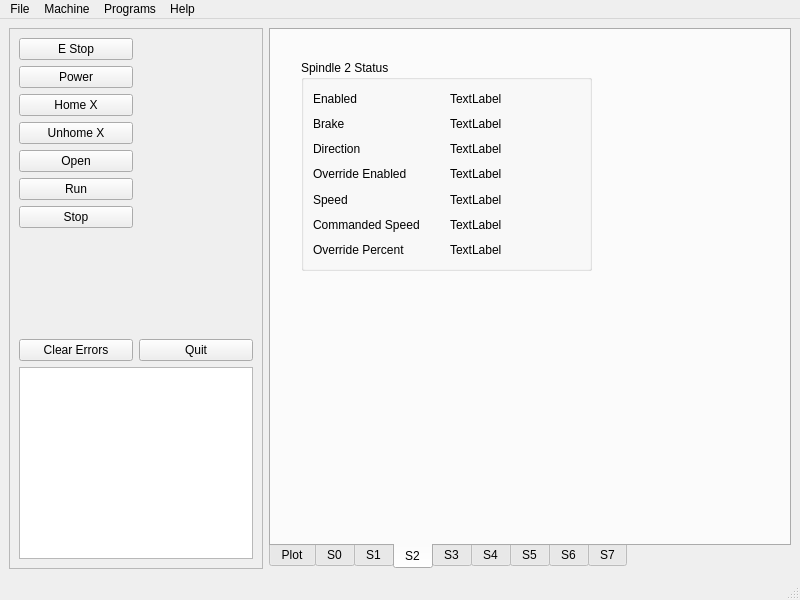
jethornton/flexgui, file examples/spindles_8/spindles_8.ui: the form before one commit.
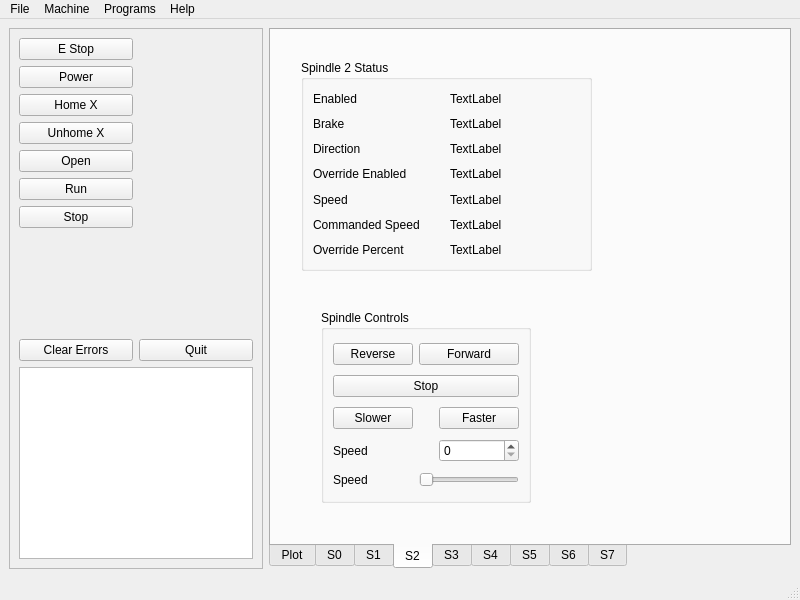
The form after the commit. The open tabs and pages were chosen to show the change.

Diff of the .ui file:
```diff
--- a/examples/spindles_8/spindles_8.ui
+++ b/examples/spindles_8/spindles_8.ui
@@ -638,6 +638,80 @@
          </item>
         </layout>
        </widget>
+       <widget class="QGroupBox" name="groupBox_11">
+        <property name="geometry">
+         <rect>
+          <x>50</x>
+          <y>280</y>
+          <width>210</width>
+          <height>193</height>
+         </rect>
+        </property>
+        <property name="title">
+         <string>Spindle Controls</string>
+        </property>
+        <layout class="QGridLayout" name="gridLayout_12">
+         <item row="0" column="0">
+          <widget class="QPushButton" name="spindle_rev_2_pb">
+           <property name="text">
+            <string>Reverse</string>
+           </property>
+          </widget>
+         </item>
+         <item row="0" column="1" colspan="2">
+          <widget class="QPushButton" name="spindle_fwd_2_pb">
+           <property name="text">
+            <string>Forward</string>
+           </property>
+          </widget>
+         </item>
+         <item row="1" column="0" colspan="3">
+          <widget class="QPushButton" name="spindle_stop_2_pb">
+           <property name="text">
+            <string>Stop</string>
+           </property>
+          </widget>
+         </item>
+         <item row="2" column="0">
+          <widget class="QPushButton" name="spindle_minus_2_pb">
+           <property name="text">
+            <string>Slower</string>
+           </property>
+          </widget>
+         </item>
+         <item row="2" column="2">
+          <widget class="QPushButton" name="spindle_plus_2_pb">
+           <property name="text">
+            <string>Faster</string>
+           </property>
+          </widget>
+         </item>
+         <item row="3" column="2">
+          <widget class="QSpinBox" name="spindle_speed_2_sb"/>
+         </item>
+         <item row="3" column="0">
+          <widget class="QLabel" name="label_61">
+           <property name="text">
+            <string>Speed</string>
+           </property>
+          </widget>
+         </item>
+         <item row="4" column="1" colspan="2">
+          <widget class="QSlider" name="spindle_speed_2_sl">
+           <property name="orientation">
+            <enum>Qt::Horizontal</enum>
+           </property>
+          </widget>
+         </item>
+         <item row="4" column="0">
+          <widget class="QLabel" name="label_62">
+           <property name="text">
+            <string>Speed</string>
+           </property>
+          </widget>
+         </item>
+        </layout>
+       </widget>
       </widget>
       <widget class="QWidget" name="tab_5">
        <attribute name="title">
```
Left out of the diff: 92 changed lines with no effect on the pictures.
